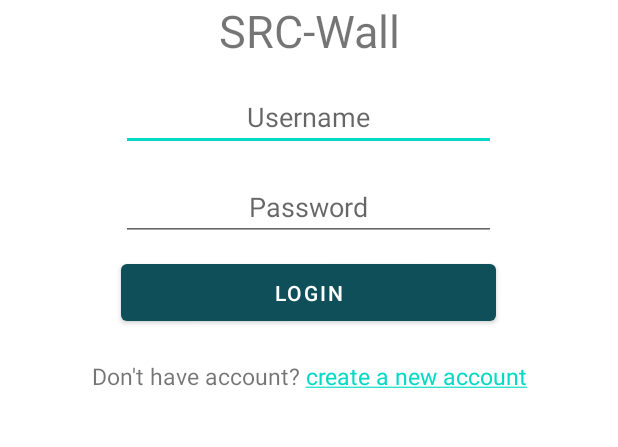
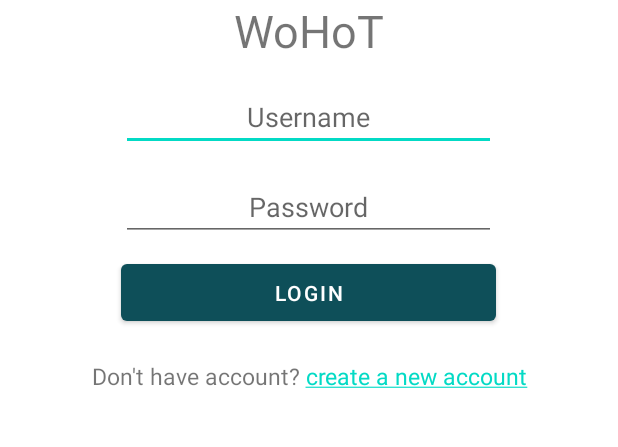
Before and after one commit to ProdDesProject/Group11, an Android app: the screen it shows after launch (LoginView), on a phone screen of 412 x 824 dp, the part 309-756 px from its top. Run offline under Robolectric (Android 15) with nearby library versions, the phone set to English and light mode, and no system bars; our stand-ins replace Volley.

Commit message:
name edited

```diff
--- a/AndroidApp/app/src/main/res/layout/activity_login_view.xml
+++ b/AndroidApp/app/src/main/res/layout/activity_login_view.xml
@@ -31,7 +31,7 @@
             android:layout_width="match_parent"
             android:layout_height="wrap_content"
             android:gravity="center"
-            android:text="SRC-Wall"
+            android:text="WoHoT"
             android:textSize="30dp"
             android:layout_marginTop="150dp"
 
```
